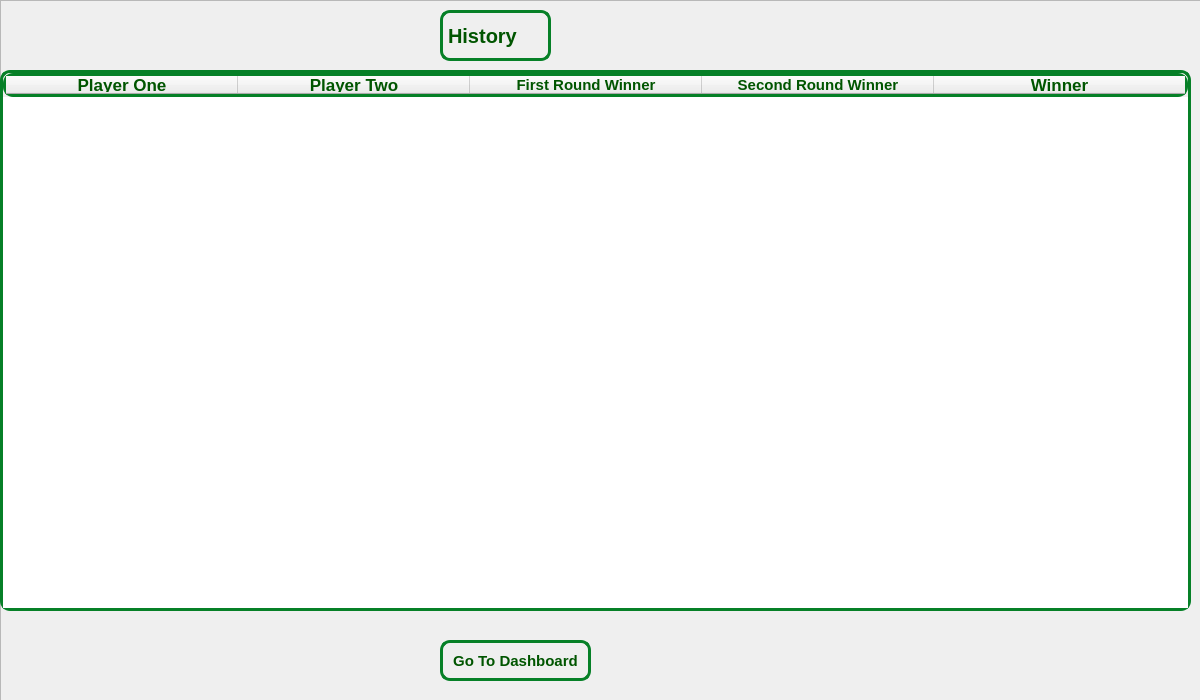
Qt form windows/History/history.ui (hamidreza2005/PlanetVsZombies) before a commit.
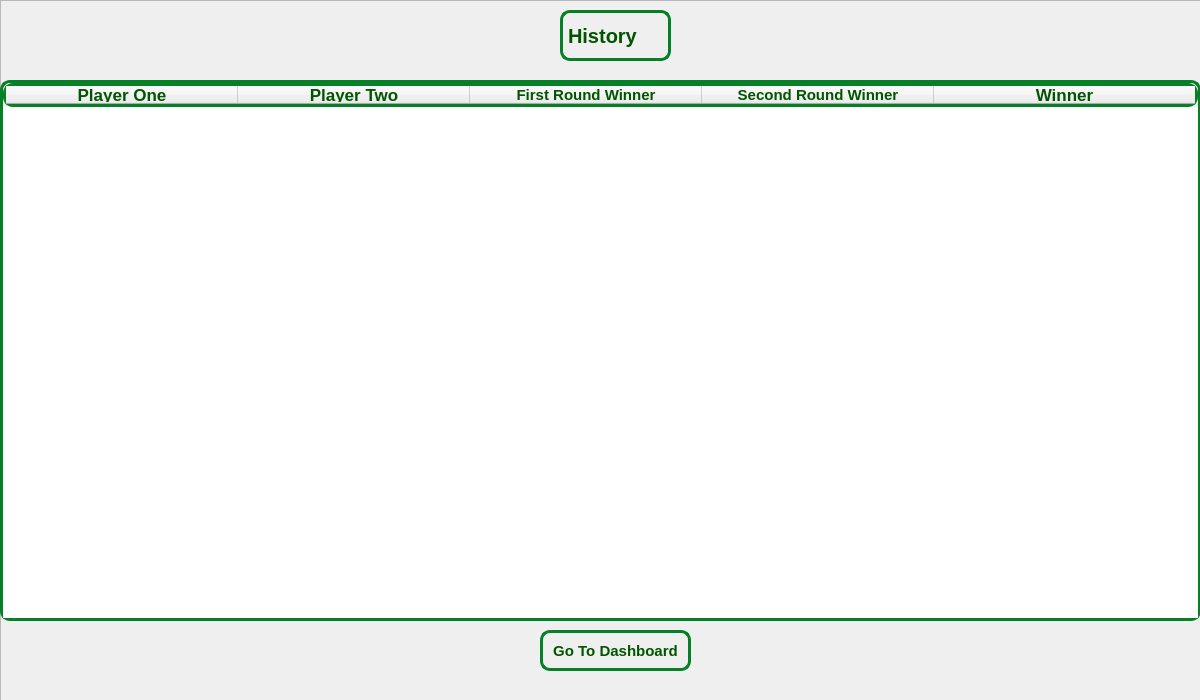
The same form after that commit. Icons and pictures are not drawn.

What changed in the file:
```diff
--- a/windows/History/history.ui
+++ b/windows/History/history.ui
@@ -42,8 +42,8 @@
     <property name="geometry">
      <rect>
       <x>0</x>
-      <y>70</y>
-      <width>1191</width>
+      <y>80</y>
+      <width>1201</width>
       <height>541</height>
      </rect>
     </property>
@@ -156,7 +156,7 @@
    <widget class="QLabel" name="label">
     <property name="geometry">
      <rect>
-      <x>440</x>
+      <x>560</x>
       <y>10</y>
       <width>111</width>
       <height>51</height>
@@ -186,8 +186,8 @@
    <widget class="QPushButton" name="dashboardLink">
     <property name="geometry">
      <rect>
-      <x>440</x>
-      <y>640</y>
+      <x>540</x>
+      <y>630</y>
       <width>151</width>
       <height>41</height>
      </rect>
```
Left out of the diff: 8 changed lines with no effect on the pictures.
